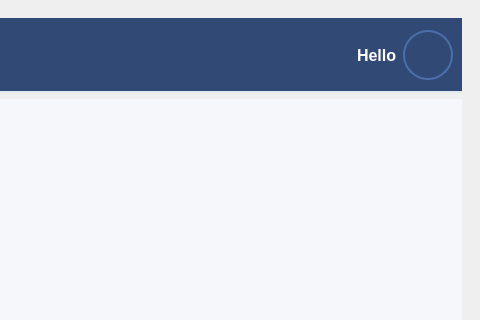
The window that online_voting_app/src/views/mainwindow.ui (goblegue/pak.evm) describes before a commit, drawn with Qt 5; both pictures show x 683 to 1163 and y 0 to 320 of the 1163 by 968 pixel window.
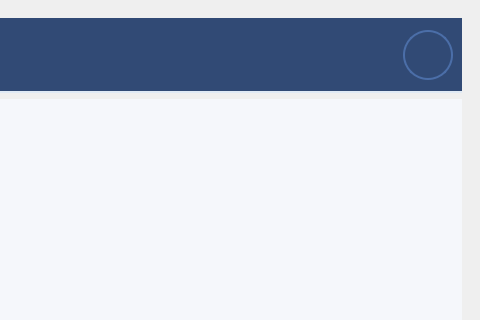
The same window after the commit. Icons and pictures are not drawn.

The edit to the form file:
```diff
--- a/online_voting_app/src/views/mainwindow.ui
+++ b/online_voting_app/src/views/mainwindow.ui
@@ -307,7 +307,7 @@
            <item row="0" column="2">
             <widget class="QLabel" name="userNameLabel">
              <property name="text">
-              <string>Hello</string>
+              <string/>
              </property>
             </widget>
            </item>
```
